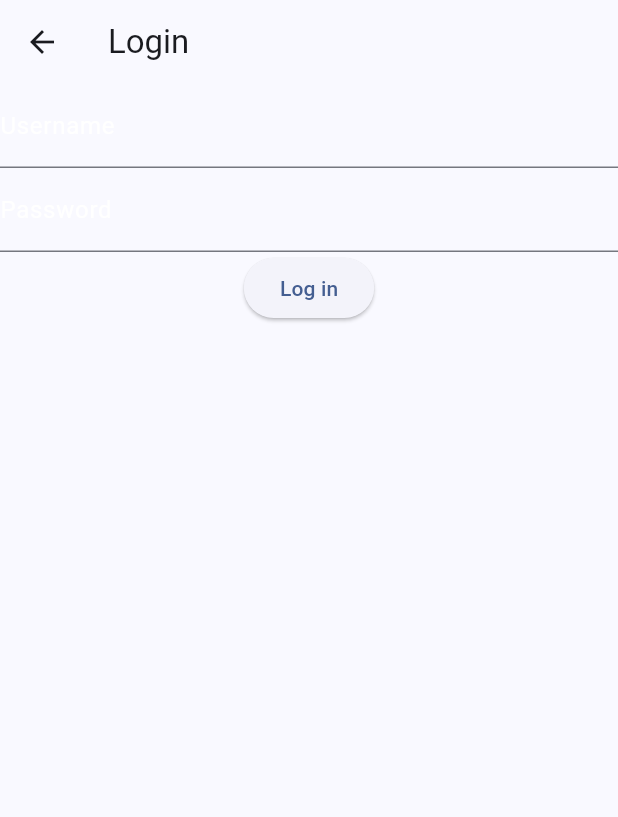
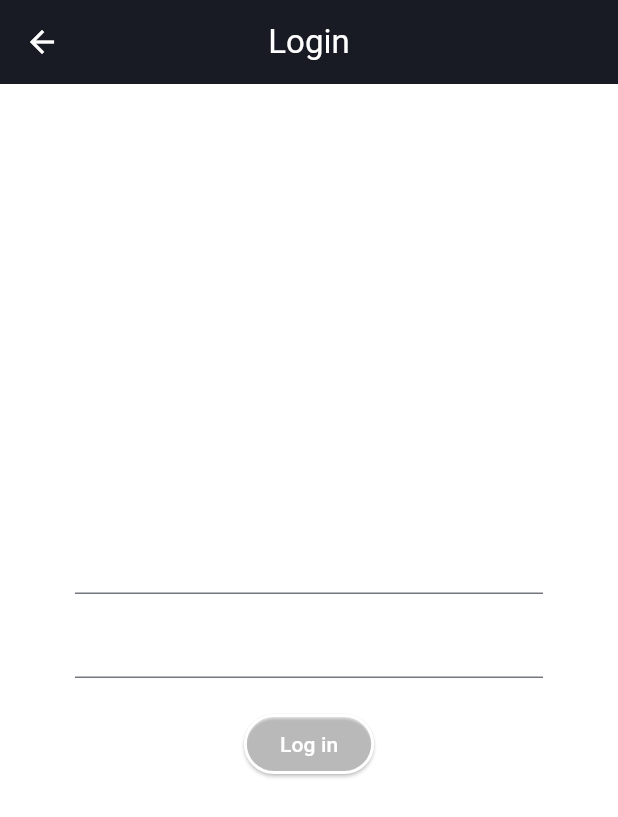
Before and after one commit to simonadamgyula/quizApplication, a Flutter app: the screen it shows after launch, after a tap on the "login" icon, on a phone screen of 412 x 824 dp. Shown: the top 817 px of the screen. Run offline on Flutter 3.47's test engine with Material 3 defaults, Android fonts, the light colour scheme and no system bars; missing offline and left inert: session_storage.

Commit message:
fix in api + small changes on mobile app

```diff
--- a/quizApp/lib/api.dart
+++ b/quizApp/lib/api.dart
@@ -3,7 +3,7 @@ import 'dart:io';
 
 import 'package:http/http.dart' as http;
 
-const String apiUrl = "http://localhost:3000";
+const String apiUrl = "http://192.168.1.93:3000";
 
 Future<http.Response> sendApiRequest(String path, Map<String, dynamic> body,
     { String? authToken }) {
--- a/quizApp/lib/authentication.dart
+++ b/quizApp/lib/authentication.dart
@@ -1,4 +1,5 @@
 import "dart:convert";
+import "dart:developer";
 
 import "package:flutter/cupertino.dart";
 import "package:quiz_app/api.dart";
--- a/quizApp/lib/pages/login.dart
+++ b/quizApp/lib/pages/login.dart
@@ -1,4 +1,5 @@
 import 'package:flutter/material.dart';
+import 'package:provider/provider.dart';
 import 'package:quiz_app/authentication.dart';
 
 class LoginPage extends StatelessWidget {
@@ -8,9 +9,16 @@ class LoginPage extends StatelessWidget {
   Widget build(BuildContext context) {
     return Scaffold(
       appBar: AppBar(
-        title: const Text('Login'),
+        title: const Text(
+          'Login',
+          style: TextStyle(color: Colors.white),
+        ),
+        backgroundColor: const Color(0xff181b23),
+        foregroundColor: Colors.white,
+        centerTitle: true,
       ),
       body: const Center(child: LoginForm()),
+      backgroundColor: const Color(0x00000000),
     );
   }
 }
@@ -28,11 +36,17 @@ class _LoginFormState extends State<LoginForm> {
   final TextEditingController usernameController = TextEditingController();
   final TextEditingController passwordController = TextEditingController();
 
+  bool submitting = false;
+
   @override
   Widget build(BuildContext context) {
     return Form(
       key: _formKey,
-        child: Column(children: [
+      child: Container(
+        margin: const EdgeInsets.all(50.0),
+        child: Column(
+          mainAxisAlignment: MainAxisAlignment.center,
+          children: [
             TextFormField(
               controller: usernameController,
               validator: (value) {
@@ -47,6 +61,7 @@ class _LoginFormState extends State<LoginForm> {
                   color: Colors.white,
                 ),
               ),
+              style: const TextStyle(color: Colors.white),
             ),
             TextFormField(
               controller: passwordController,
@@ -62,27 +77,53 @@ class _LoginFormState extends State<LoginForm> {
                   color: Colors.white,
                 ),
               ),
+              style: const TextStyle(color: Colors.white),
             ),
-          ElevatedButton(
+            Padding(
+              padding: const EdgeInsets.all(20.0),
+              child: ElevatedButton(
+                style: ElevatedButton.styleFrom(
+                  side: const BorderSide(
+                    width: 2,
+                    color: Colors.white,
+                  ),
+                  backgroundColor: Colors.transparent,
+                ),
                 onPressed: () async {
                   if (!_formKey.currentState!.validate()) {
                     return;
                   }
-              ScaffoldMessenger.of(context).showSnackBar(
-                const SnackBar(content: Text('Processing Data')),
-              );
+                  setState(() {
+                    submitting = true;
+                  });
 
-              final token = await logIn(usernameController.text, passwordController.text);
+                  final token = await logIn(
+                      usernameController.text, passwordController.text);
                   if (token == null) {
                     return;
                   }
+                  setState(() {
+                    submitting = false;
+                  });
 
                   if (!context.mounted) return;
 
-              Navigator.of(context).pop(token);
+                  Navigator.pop(context, token);
                 },
-            child: const Text("Log in"),
+                child: submitting
+                    ? const CircularProgressIndicator(
+                        color: Colors.white,
+                        strokeWidth: 2,
                       )
-        ]));
+                    : const Text(
+                        "Log in",
+                        style: TextStyle(color: Colors.white),
+                      ),
+              ),
+            )
+          ],
+        ),
+      ),
+    );
   }
 }
--- a/quizApp/lib/pages/main.dart
+++ b/quizApp/lib/pages/main.dart
@@ -1,5 +1,8 @@
 import 'package:flutter/material.dart';
+import 'package:provider/provider.dart';
 import 'package:quiz_app/pages/login.dart';
+
+import '../authentication.dart';
 
 class HomePage extends StatelessWidget {
   const HomePage({super.key, required this.title});
@@ -9,26 +12,60 @@ class HomePage extends StatelessWidget {
   @override
   Widget build(BuildContext context) {
     return Scaffold(
+      backgroundColor: const Color(0xff000000),
       appBar: AppBar(
-        backgroundColor: Theme.of(context).colorScheme.inversePrimary,
-        title: Text(title),
+        backgroundColor: const Color(0xff181b23),
+        title: Text(
+          title,
+          style: const TextStyle(color: Colors.white),
         ),
-      body: Center(
+      ),
+      body: ChangeNotifierProvider<Session>(
+        create: (context) => Session(),
+        child: Center(
           child: Column(
             mainAxisAlignment: MainAxisAlignment.center,
             children: <Widget>[
-            IconButton(
-              onPressed: () {
-                Navigator.push(
-                  context,
-                  MaterialPageRoute(builder: (context) => const LoginPage()),
-                );
+              Consumer<Session>(
+                builder: (context, session, child) {
+                  if (session.getToken() == null) {
+                    return LoginButton(session: session);
+                  }
+
+                  return Text(session.getToken()!);
                 },
-              icon: const Icon(Icons.login),
               )
             ],
           ),
         ),
+      ),
+      floatingActionButton: FloatingActionButton(
+        onPressed: () {},
+        child: const Icon(Icons.add),
+      ),
     );
   }
 }
+
+class LoginButton extends StatelessWidget {
+  const LoginButton({super.key, required this.session});
+
+  final Session session;
+
+  @override
+  Widget build(BuildContext context) {
+    return IconButton(
+      onPressed: () async {
+        final token = await Navigator.push(
+          context,
+          MaterialPageRoute(builder: (context) => const LoginPage()),
+        );
+
+        if (!context.mounted) return;
+
+        session.setToken(token);
+      },
+      icon: const Icon(Icons.login),
+    );
+  }
+}
--- a/quizApp/pubspec.yaml
+++ b/quizApp/pubspec.yaml
@@ -37,6 +37,7 @@ dependencies:
   cupertino_icons: ^1.0.6
   session_storage: ^0.0.1
   http: ^1.2.1
+  provider: ^6.1.2
 
 dev_dependencies:
   flutter_test:
```
Also changed, not shown: quizApp/lib/pages/quiz_add.dart (added, +44 -0 lines), quizApp/pubspec.lock, 5 other files. Lines whose indentation alone changed are shown as unchanged.
